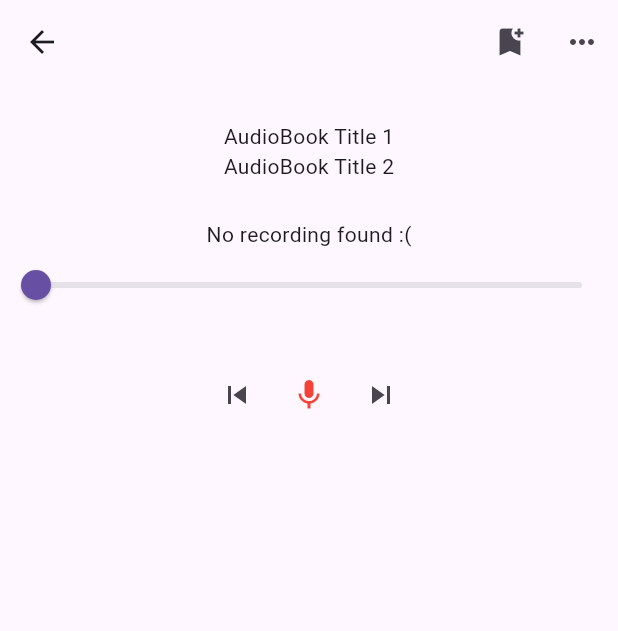
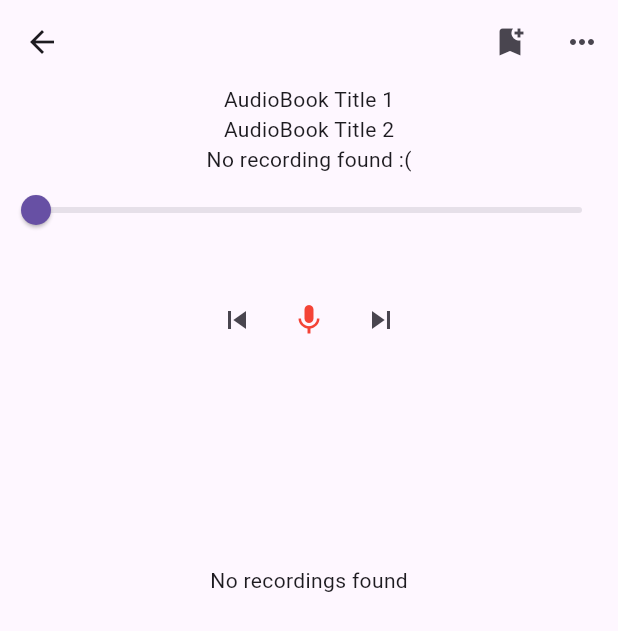
Before and after one commit to bhojrajmishra/AudioTool-App, a Flutter app: the AudioView screen opened directly with empty values, after a tap on the "skip next" icon, on a phone screen of 412 x 824 dp. Shown: the top 631 px of the screen. Run offline on Flutter 3.47's test engine with Material 3 defaults, Android fonts, the light colour scheme and no system bars; our stand-ins replace just_audio, on_audio_query, stacked, stacked_services, stacked_shared; missing offline and left inert: record.

Commit message:
feat: add list view to show the recordings and play it and delet as well

```diff
--- a/lib/app/app.locator.dart
+++ b/lib/app/app.locator.dart
@@ -6,9 +6,6 @@
 
 // ignore_for_file: public_member_api_docs, implementation_imports, depend_on_referenced_packages
 
-import 'package:stacked_services/src/bottom_sheet/bottom_sheet_service.dart';
-import 'package:stacked_services/src/dialog/dialog_service.dart';
-import 'package:stacked_services/src/navigation/navigation_service.dart';
 import 'package:stacked_services/stacked_services.dart';
 import 'package:stacked_shared/stacked_shared.dart';
 
--- a/lib/base/wrapper/base_view_model_wrapper.dart
+++ b/lib/base/wrapper/base_view_model_wrapper.dart
@@ -2,7 +2,7 @@ import 'package:audiobook_record/app/app.locator.dart';
 import 'package:stacked/stacked.dart';
 import 'package:stacked_services/stacked_services.dart';
 
-abstract class BaseViewModelWrapper extends BaseViewModel {
+abstract class BaseViewModelWrapper extends BaseViewModel with Initialisable {
   final snackbarService = locator<SnackbarService>();
   final snackBar = locator.get<SnackbarService>();
   final navigation = locator<NavigationService>();
--- a/lib/ui/views/audio/audio_view.dart
+++ b/lib/ui/views/audio/audio_view.dart
@@ -1,3 +1,5 @@
+import 'dart:io';
+
 import 'package:audiobook_record/ui/common/app_image.dart';
 import 'package:audiobook_record/ui/common/ui_helpers.dart';
 import 'package:audiobook_record/ui/views/audio/widgets/record_button_row.dart';
@@ -39,17 +41,15 @@ class AudioView extends StackedView<AudioViewModel> {
             child: Column(
               children: [
                 const RoundedImage(imageUrl: AppImage.audioBook),
-                verticalSpaceMedium,
                 const Text("AudioBook Title 1"),
                 const Text("AudioBook Title 2"),
-                verticalSpaceMedium,
-                if (viewModel.recordingPath != null)
+                if (viewModel.audioPath != null)
                   ElevatedButton(
                       onPressed: viewModel.playRecord,
                       child: viewModel.isPlaying
                           ? const Icon(Icons.pause)
                           : const Icon(Icons.play_arrow)),
-                if (viewModel.recordingPath == null)
+                if (viewModel.audioPath == null)
                   const Text("No recording found :("),
 
                 /// slider seek bar
@@ -62,7 +62,51 @@ class AudioView extends StackedView<AudioViewModel> {
                 // paly pause buttons
                 RecordButtonRow(
                   viewModel: viewModel,
-                )
+                ),
+
+                /// List of retrieved recordings with play and delete options
+                /// List of retrieved recordings with play and delete options
+                SizedBox(
+                  height: 300,
+                  child: FutureBuilder<List<FileSystemEntity>>(
+                    future: viewModel.retrieveRecordings(),
+                    builder: (context, snapshot) {
+                      if (snapshot.connectionState == ConnectionState.waiting) {
+                        return const Center(child: CircularProgressIndicator());
+                      } else if (snapshot.hasError) {
+                        return const Center(
+                            child: Text('Error loading recordings'));
+                      } else if (!snapshot.hasData || snapshot.data!.isEmpty) {
+                        return const Center(child: Text('No recordings found'));
+                      }
+
+                      final recordings = snapshot.data!;
+                      return ListView.builder(
+                        itemCount: recordings.length,
+                        itemBuilder: (context, index) {
+                          final file = recordings[index];
+                          final fileName = file.path.split('/').last;
+
+                          return ListTile(
+                            leading: IconButton(
+                              onPressed: () =>
+                                  viewModel.playRecording(file.path),
+                              icon: const Icon(Icons.play_arrow),
+                            ),
+                            title: Text(fileName),
+                            trailing: IconButton(
+                              onPressed: () => viewModel.deleteRecording(file),
+                              icon: const Icon(
+                                Icons.delete,
+                                color: Colors.red,
+                              ),
+                            ),
+                          );
+                        },
+                      );
+                    },
+                  ),
+                ),
               ],
             ),
           ),
--- a/lib/ui/views/audio/audio_viewmodel.dart
+++ b/lib/ui/views/audio/audio_viewmodel.dart
@@ -1,41 +1,93 @@
+import 'dart:async';
 import 'dart:io';
+import 'dart:math';
 
+import 'package:audiobook_record/base/wrapper/base_view_model_wrapper.dart';
+import 'package:audiobook_record/ui/views/home/home_view.form.dart';
+import 'package:flutter/foundation.dart';
 import 'package:just_audio/just_audio.dart';
+import 'package:on_audio_query/on_audio_query.dart';
 import 'package:path_provider/path_provider.dart';
 import 'package:record/record.dart';
-import 'package:stacked/stacked.dart';
 import 'package:path/path.dart' as p;
 
-class AudioViewModel extends BaseViewModel {
+class AudioViewModel extends BaseViewModelWrapper with $HomeView {
   double currentPosition = 0;
   double totalDuration = 0;
+  Timer? _timer;
+  int time = 0;
+  bool isRecording = false, isPlaying = false;
+  String? audioPath;
+
+  final OnAudioQuery audioQuery = OnAudioQuery();
 
   /// Instance for audio recorder
   final AudioRecorder audioRecorder = AudioRecorder();
 
-  /// File path for audio file
+  /// AudioPlayer to playback audio
   final AudioPlayer audioPlayer = AudioPlayer();
 
-  bool isRecording = false, isPlaying = false;
 
-  String? recordingPath;
+ /// Retrieve recordings from the directory
+  Future<List<FileSystemEntity>> retrieveRecordings() async {
+    Directory? dir = await getApplicationDocumentsDirectory();
+    return dir.listSync().where((file) => file.path.endsWith('.caf')).toList();
+  }
 
-  /// To play the recording
-  void playRecord() async {
-    if (audioPlayer.playing) {
-      audioPlayer.stop();
-      isPlaying = false;
+  /// Stop the recording
+  Future<void> stop() async {
+    final path = await audioRecorder.stop();
+    audioPath = path;
+    // if (audioPath?.isNotEmpty ?? false) {
+    //   log((path ?? "") );
+    // }
+  }
+
+  /// Statr audio record
+  Future<void> start() async {
+    try {
+      if (await audioRecorder.hasPermission()) {
+        Directory? dir;
+
+        // Choose directory based on platform
+        if (Platform.isIOS) {
+          dir = await getApplicationDocumentsDirectory();
+        } else {
+          dir = Directory('/storage/emulated/0/Download');
+          if (!await dir.exists()) {
+            dir = await getExternalStorageDirectory();
+          }
+        }
+
+        // Set the file path for recording
+        audioPath = '${dir?.path}/${title1Controller.text}.caf';
+
+        // Start recording to the specified path
+        await audioRecorder.start(const RecordConfig(), path: audioPath ?? '');
+      }
+    } catch (e) {
+      debugPrint(e.toString());
+    }
+  }
+
+  Future<void> playRecording(String filePath) async {
+    try {
+      await audioPlayer.setFilePath(filePath);
+      audioPlayer.play();
+      isPlaying = true;
       notifyListeners();
-    } else {
-      await audioPlayer.setFilePath(recordingPath!);
-      audioPlayer.play();
-      totalDuration = audioPlayer.duration?.inSeconds.toDouble() ?? 0;
-      isPlaying = true;
-      audioPlayer.positionStream.listen((position) {
-        currentPosition = position.inSeconds.toDouble();
-        notifyListeners();
-      });
-      notifyListeners();
+    } catch (e) {
+      debugPrint('Error playing recording: $e');
+    }
+  }/// Delete a recording file
+  Future<void> deleteRecording(FileSystemEntity file) async {
+    await file.delete();
+    notifyListeners();
+  }
+  /// Play the current recording
+  void playRecord() {
+    if (audioPath != null) {
+      playRecording(audioPath!);
     }
   }
 
@@ -45,7 +97,7 @@ class AudioViewModel extends BaseViewModel {
       final String? filePath = await audioRecorder.stop();
       if (filePath != null) {
         isRecording = false;
-        recordingPath = filePath;
+        audioPath = filePath;
         notifyListeners();
       }
     } else {
@@ -59,9 +111,22 @@ class AudioViewModel extends BaseViewModel {
           const RecordConfig(),
           path: filePath,
         );
-        recordingPath = null;
+        audioPath = null;
         notifyListeners();
       }
     }
   }
+
+  @override
+  void initialise() {
+    // requestPermision();
+  }
+  @override
+  void dispose() {
+    _timer?.cancel();
+    audioRecorder.dispose();
+    audioPlayer.dispose();
+
+    super.dispose();
+  }
 }
--- a/lib/ui/views/audio/widgets/record_button_row.dart
+++ b/lib/ui/views/audio/widgets/record_button_row.dart
@@ -11,7 +11,11 @@ class RecordButtonRow extends StatelessWidget {
       mainAxisAlignment: MainAxisAlignment.center,
       children: [
         // previous
-        IconButton(onPressed: () {}, icon: const Icon(Icons.skip_previous)),
+        IconButton(
+            onPressed: () {
+              viewModel.stop();
+            },
+            icon: const Icon(Icons.skip_previous)),
         // Play or pause
         IconButton(
             onPressed: () {
@@ -21,7 +25,11 @@ class RecordButtonRow extends StatelessWidget {
                 color: Colors.red)),
 
         /// Next
-        IconButton(onPressed: () {}, icon: const Icon(Icons.skip_next)),
+        IconButton(
+            onPressed: () {
+              viewModel.start();
+            },
+            icon: const Icon(Icons.skip_next)),
       ],
     );
   }
--- a/lib/ui/views/home/home_viewmodel.dart
+++ b/lib/ui/views/home/home_viewmodel.dart
@@ -6,4 +6,9 @@ class HomeViewModel extends BaseViewModelWrapper with $HomeView {
   void navigationto() {
     navigation.replaceWithAudioView(title: title1Controller.text);
   }
+
+  @override
+  void initialise() {
+    // TODO: implement initialise
+  }
 }
--- a/pubspec.yaml
+++ b/pubspec.yaml
@@ -9,10 +9,11 @@ environment:
 dependencies:
   flutter:
     sdk: flutter
+  record: ^5.1.2
   just_audio: ^0.9.41
+  path_provider: ^2.1.4
+  on_audio_query: ^2.9.0
   path: ^1.9.0
-  path_provider: ^2.1.4
-  record: ^5.1.2
   stacked: ^3.4.0
   stacked_services: ^1.1.0
 
```
Also changed, not shown: pubspec.lock, 2 other files.
